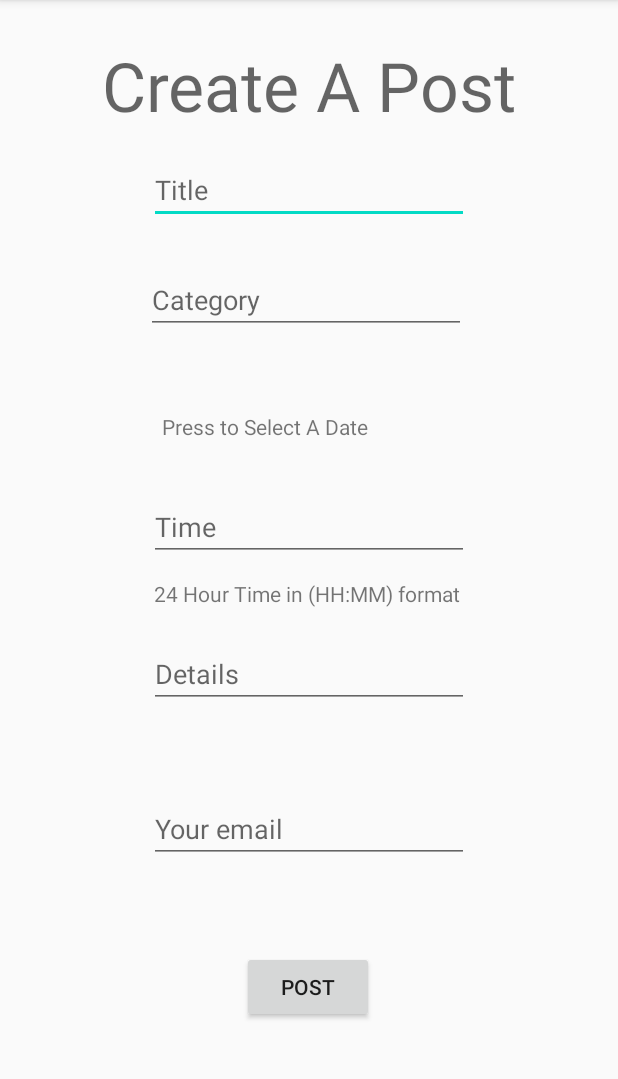
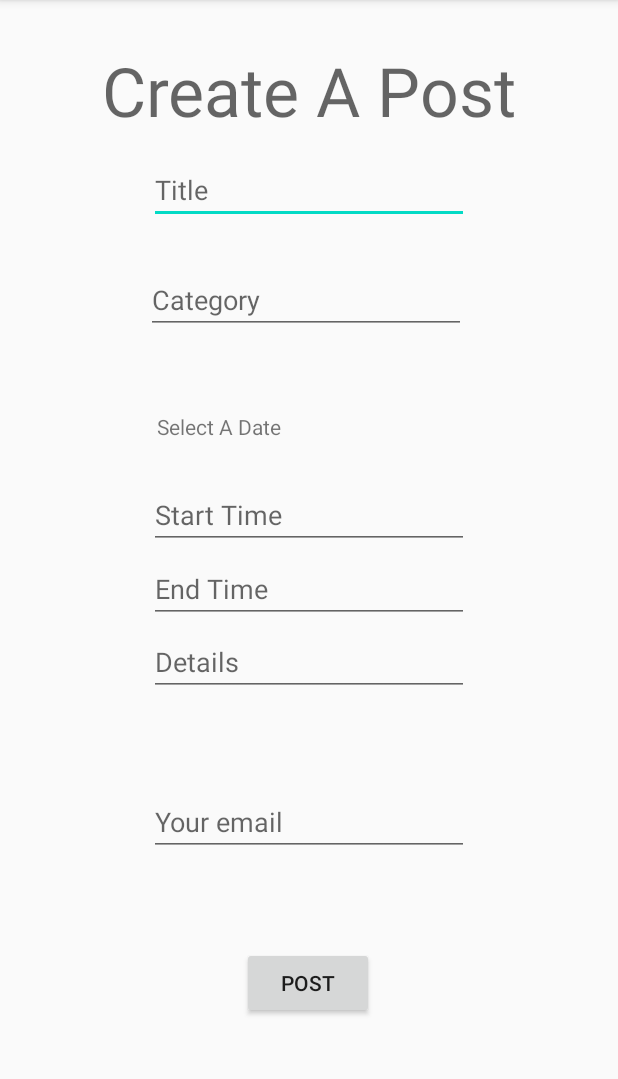
Before and after one commit to vladachini/EOMApp, an Android app: the HomeFeed screen opened directly, with no data from a screen before it, after a tap on "POST", on a phone screen of 412 x 824 dp, the part 84-1163 px from its top. Run offline under Robolectric (Android 15) with nearby library versions, the phone set to English and light mode, and no system bars.

Commit message:
Implemented The Home Feed, entering events works now, and displays the events

```diff
--- a/app/src/main/java/com/example/eomapp/DatabaseHelper.java
+++ b/app/src/main/java/com/example/eomapp/DatabaseHelper.java
@@ -10,7 +10,7 @@ import android.util.Log;
 
 public class DatabaseHelper extends SQLiteOpenHelper {
     private static final String DATABASE_NAME="Login.db";
-    private static final int DATABASE_VERSION= 5;
+    private static final int DATABASE_VERSION= 6;
     public DatabaseHelper(Context context) {
         super(context, DATABASE_NAME,  null,  DATABASE_VERSION);
     }
@@ -18,7 +18,7 @@ public class DatabaseHelper extends SQLiteOpenHelper {
     @Override
     public void onCreate(SQLiteDatabase db) {
         String userTable=("CREATE TABLE user (email TEXT PRIMARY KEY, password TEXT)");
-        String eventTable=("CREATE TABLE Events(id INTEGER NOT NULL PRIMARY KEY AUTOINCREMENT, title TEXT NOT NULL, " +
+        String eventTable=("CREATE TABLE Events(_id INTEGER NOT NULL PRIMARY KEY AUTOINCREMENT, title TEXT NOT NULL, " +
                 "category text not null, date text not null, time text not null, details text, author text )");
         db.execSQL(userTable);
         db.execSQL(eventTable);
@@ -27,15 +27,11 @@ public class DatabaseHelper extends SQLiteOpenHelper {
 
     @Override
     public void onUpgrade(SQLiteDatabase db, int oldVersion, int newVersion) {
-        //if(oldVersion<4) {
-        //    db.execSQL("CREATE TABLE Events(id INTEGER NOT NULL PRIMARY KEY AUTOINCREMENT, title TEXT NOT NULL, " +
-         //           "category text not null, " +
-        //            "date text not null, time text not null, details text, author text )");
-       //     db.execSQL("CREATE TABLE user (email TEXT PRIMARY KEY, password TEXT)");
-      //  }
-        if(oldVersion<5){
+
+        if(oldVersion<6){
             db.execSQL("ALTER TABLE Events ADD endTime Text");
         }
+
 
     }
 
@@ -53,7 +49,7 @@ public class DatabaseHelper extends SQLiteOpenHelper {
     }
 
     public  boolean insertEvent(String title, String category, String date, String time,
-                               String details, String author) {
+                               String details, String author, String endTime) {
         SQLiteDatabase db = this.getWritableDatabase();
         ContentValues eventValues = new ContentValues();
         eventValues.put("title", title);
@@ -62,9 +58,17 @@ public class DatabaseHelper extends SQLiteOpenHelper {
         eventValues.put("time", time);
         eventValues.put("details", details);
         eventValues.put("author", author);
+        eventValues.put("endTime", endTime);
         long ins = db.insert("Events", null, eventValues);
         if (ins == -1) return false;
         else return true;
+    }
+    public Cursor getEvent(){
+        SQLiteDatabase db = this.getReadableDatabase();
+        String query = ("SELECT * from Events order by date ASC, time ASC ");
+        Cursor cursor= db.rawQuery(query, null); //might need to
+        // change from null in future to make it choose only events after a certain date
+        return cursor;
     }
 
     //checking if email exists
--- a/app/src/main/java/com/example/eomapp/EventInput.java
+++ b/app/src/main/java/com/example/eomapp/EventInput.java
@@ -25,6 +25,7 @@ public class EventInput extends AppCompatActivity {
     private EditText time;
     private EditText details;
     private EditText author;
+    private EditText endTime;
     private Button post;
     DatabaseHelper db= new DatabaseHelper(this);
     @Override
@@ -32,6 +33,12 @@ public class EventInput extends AppCompatActivity {
         super.onCreate(savedInstanceState);
         setContentView(R.layout.activity_event_input);
         datePicker= (TextView)findViewById(R.id.datePicker);
+        title= findViewById(R.id.titleText);
+        category= findViewById(R.id.categoryText);
+        time=findViewById(R.id.timeText);
+        details= findViewById(R.id.detailsText);
+        author= findViewById(R.id.authorText);
+        endTime= findViewById(R.id.endTime);
         datePicker.setOnClickListener(new View.OnClickListener() {
             @Override
             public void onClick(View v) {
@@ -49,7 +56,7 @@ public class EventInput extends AppCompatActivity {
                     @Override
                     public void onDateSet(DatePicker view, int year, int month, int dayOfMonth) {
                         month=month+1;
-                        date= month + "/" + dayOfMonth + "/" + year;
+                        date= year + "-" + month + "-" + dayOfMonth;
                         datePicker.setText(date);
                     }
                 };
@@ -60,24 +67,18 @@ public class EventInput extends AppCompatActivity {
         post.setOnClickListener(new View.OnClickListener() {
             @Override
             public void onClick(View v) {
-                title= findViewById(R.id.titleText);
                 String eventTitle= title.getText().toString();
-                category= findViewById(R.id.categoryText);
                 String eventCategory= category.getText().toString();
-
-
-                time=findViewById(R.id.timeText);
                 String eventTime= time.getText().toString();
-                details= findViewById(R.id.detailsText);
+                String eTime=endTime.getText().toString();
                 String eventDetails= details.getText().toString();
-                author= findViewById(R.id.authorText);
                 String eventAuthor= author.getText().toString();
-                Events e= new Events (eventTitle,eventCategory, date, eventTime, eventDetails);
+                Events e= new Events (eventTitle,eventCategory, date, eventTime, eTime, eventDetails);
                     if(eventTitle.equals("")|| eventCategory.equals("")|| date.equals("") || eventTime.equals("") ){
                     Toast.makeText(getApplicationContext(), "Make Sure Fields aren't Empty", Toast.LENGTH_SHORT).show();
                      }
                      else {
-                        boolean insertCheck=db.insertEvent(eventTitle,eventCategory,date,eventTime,eventDetails,eventAuthor);
+                        boolean insertCheck=db.insertEvent(eventTitle,eventCategory,date,eventTime,eventDetails,eventAuthor, eTime);
                         if(insertCheck){
                             Toast.makeText(getApplicationContext(), "Successfully Posted", Toast.LENGTH_SHORT).show();
                             Intent startIntent = new Intent(getApplicationContext(), HomeFeed.class);
--- a/app/src/main/java/com/example/eomapp/HomeFeed.java
+++ b/app/src/main/java/com/example/eomapp/HomeFeed.java
@@ -3,18 +3,31 @@ package com.example.eomapp;
 import androidx.appcompat.app.AppCompatActivity;
 
 import android.content.Intent;
+import android.database.Cursor;
 import android.os.Bundle;
+import android.provider.ContactsContract;
 import android.view.View;
+import android.widget.ArrayAdapter;
 import android.widget.Button;
+import android.widget.ListView;
+import android.widget.Toast;
+
+import java.util.ArrayList;
 
 public class HomeFeed extends AppCompatActivity {
     private Button post;
+    private ListView lv;
+    DatabaseHelper db= new DatabaseHelper(this);
     @Override
     protected void onCreate(Bundle savedInstanceState) {
         super.onCreate(savedInstanceState);
         setContentView(R.layout.activity_home_feed);
         //type code here
-        post=(Button) findViewById(R.id.createBtn);
+        post= findViewById(R.id.createBtn);
+        lv= findViewById(R.id.myListView);
+
+        viewData();
+
         post.setOnClickListener(new View.OnClickListener() {
             @Override
             public void onClick(View v) {
@@ -24,4 +37,22 @@ public class HomeFeed extends AppCompatActivity {
         });
 
     }
+
+    public void viewData(){
+        Cursor cursor = db.getEvent();
+
+        if(cursor.getCount()==0){
+            Toast.makeText(this, "No Events Happening", Toast.LENGTH_SHORT).show();
+        }
+        else{
+            //while(cursor.moveToNext()){
+
+           // }
+            Adapter cursorAdapter = new Adapter(this, cursor);
+            lv.setAdapter(cursorAdapter);
+        }
+
+        // Switch to new cursor and update contents of ListView
+        //todoAdapter.changeCursor(todoCursor);
+    }
 }
--- a/app/src/main/res/layout/activity_event_input.xml
+++ b/app/src/main/res/layout/activity_event_input.xml
@@ -54,11 +54,9 @@
         android:layout_width="wrap_content"
         android:layout_height="wrap_content"
         android:layout_marginTop="8dp"
-        android:layout_marginBottom="8dp"
         android:ems="10"
-        android:hint="Time"
+        android:hint="Start Time"
         android:inputType="time"
-        app:layout_constraintBottom_toTopOf="@+id/textView7"
         app:layout_constraintEnd_toEndOf="parent"
         app:layout_constraintStart_toStartOf="parent"
         app:layout_constraintTop_toBottomOf="@+id/datePicker" />
@@ -95,8 +93,6 @@
         android:id="@+id/textView5"
         android:layout_width="wrap_content"
         android:layout_height="wrap_content"
-        android:layout_marginTop="8dp"
-        android:layout_marginBottom="8dp"
         android:text="Create A Post"
         android:textAppearance="@style/TextAppearance.AppCompat.Display2"
         app:layout_constraintBottom_toTopOf="@+id/titleText"
@@ -106,33 +102,30 @@
         app:layout_constraintVertical_bias="0.695" />
 
     <TextView
-        android:id="@+id/textView7"
-        android:layout_width="wrap_content"
-        android:layout_height="wrap_content"
-        android:layout_marginStart="160dp"
-        android:layout_marginLeft="160dp"
-        android:layout_marginTop="4dp"
-        android:layout_marginEnd="192dp"
-        android:layout_marginRight="192dp"
-        android:layout_marginBottom="21dp"
-        android:text=" 24 Hour Time in (HH:MM) format"
-        app:layout_constraintBottom_toTopOf="@+id/detailsText"
-        app:layout_constraintEnd_toEndOf="parent"
-        app:layout_constraintHorizontal_bias="0.414"
-        app:layout_constraintStart_toStartOf="parent"
-        app:layout_constraintTop_toBottomOf="@+id/timeText"
-        app:layout_constraintVertical_bias="1.0" />
-
-    <TextView
         android:id="@+id/datePicker"
         android:layout_width="202dp"
         android:layout_height="38dp"
         android:layout_marginTop="8dp"
         android:layout_marginBottom="8dp"
-        android:text=" Press to Select A Date"
+        android:text="Select A Date"
         app:layout_constraintBottom_toTopOf="@+id/timeText"
         app:layout_constraintEnd_toEndOf="parent"
         app:layout_constraintHorizontal_bias="0.497"
         app:layout_constraintStart_toStartOf="parent"
         app:layout_constraintTop_toBottomOf="@+id/categoryText" />
+
+    <EditText
+        android:id="@+id/endTime"
+        android:layout_width="wrap_content"
+        android:layout_height="wrap_content"
+        android:layout_marginTop="8dp"
+        android:layout_marginBottom="8dp"
+        android:ems="10"
+        android:hint="End Time"
+        android:inputType="time"
+        app:layout_constraintBottom_toTopOf="@+id/detailsText"
+        app:layout_constraintEnd_toEndOf="parent"
+        app:layout_constraintStart_toStartOf="parent"
+        app:layout_constraintTop_toBottomOf="@+id/timeText" />
+
 </androidx.constraintlayout.widget.ConstraintLayout>
```
Also changed, not shown: app/src/main/java/com/example/eomapp/Adapter.java (added, +40 -0 lines), app/src/main/java/com/example/eomapp/Events.java (+19 -9 lines), app/src/main/res/layout/activity_home_feed.xml (+16 -12 lines), app/src/main/res/layout/event_layout.xml (+32 -14 lines).
